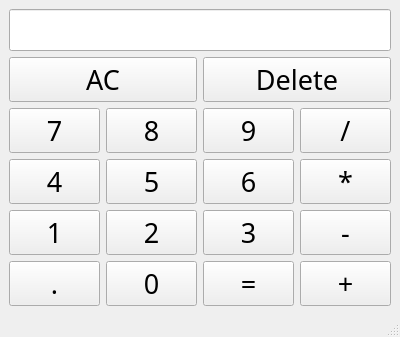
Qt form mainwindow.ui (hyprviel/qt-calculator) before a commit.
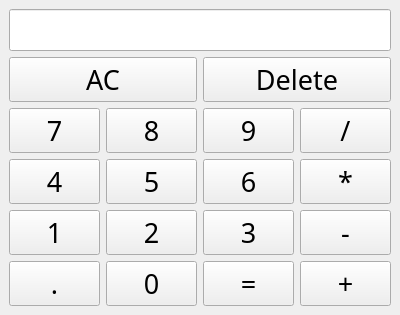
The same form after that commit.

Commit message: Deletes statusbar in mainwindow.ui

Patch:
```diff
--- a/mainwindow.ui
+++ b/mainwindow.ui
@@ -293,7 +293,6 @@
     </item>
    </layout>
   </widget>
-  <widget class="QStatusBar" name="statusbar"/>
  </widget>
  <resources/>
  <connections/>
```
The commit also changes 1 other file.
